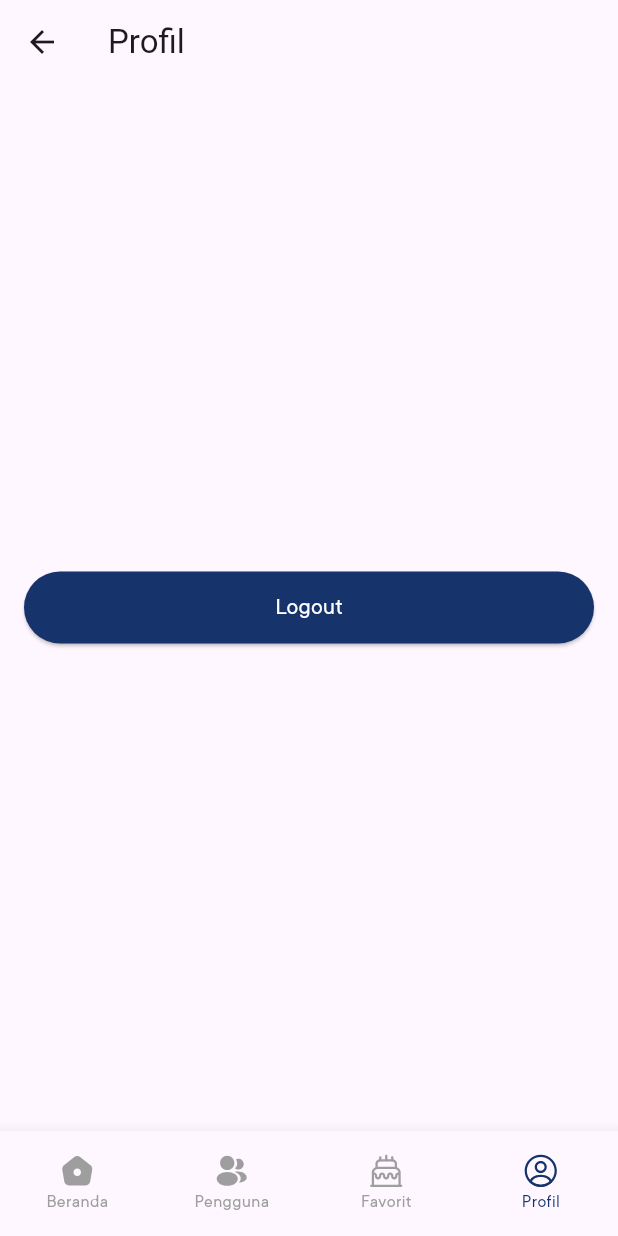
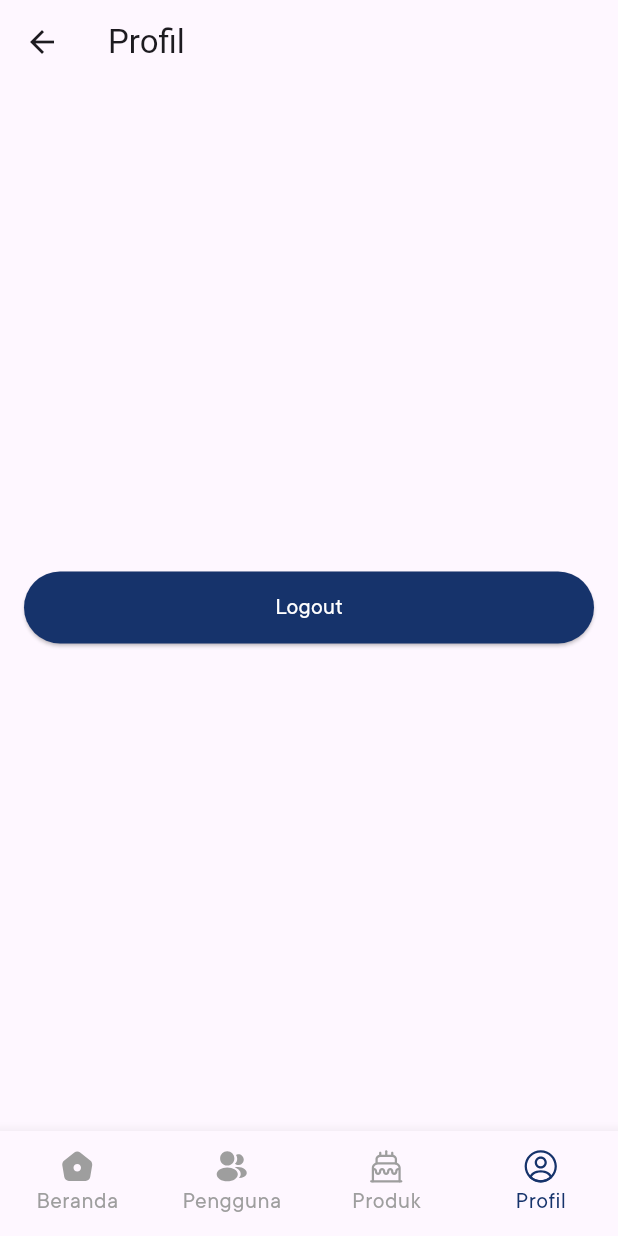
Before and after one commit to sendhyrama/bakehouse_admin, a Flutter app: the NavbarAdmin screen opened by its route, item 4 of the bottom bar chosen, on a phone screen of 412 x 824 dp. Run offline on Flutter 3.47's test engine with Material 3 defaults, Android fonts, the phone set to English and light mode, and no system bars; our stand-ins replace cloud_firestore, firebase_auth, firebase_core, flutter_riverpod, flutter_svg, shared_preferences; accounts and stored records are empty.

Commit message:
feat(ui): changed bottom navbar props and text styles

```diff
--- a/lib/widgets/bottom_navbar.dart
+++ b/lib/widgets/bottom_navbar.dart
@@ -8,8 +8,9 @@ class BottomNavBar extends StatelessWidget {
   final Function(int) onItemTapped;
   final double height;
 
-  BottomNavBar(
-      {required this.selectedIndex,
+  const BottomNavBar(
+      {super.key,
+      required this.selectedIndex,
       required this.onItemTapped,
       this.height = 70.0});
 
@@ -32,7 +33,7 @@ class BottomNavBar extends StatelessWidget {
           ),
           BottomNavigationBarItem(
             icon: _buildSvgIcon("assets/icons/produk.svg", 2),
-            label: 'Favorit',
+            label: 'Produk',
           ),
           BottomNavigationBarItem(
             icon: _buildSvgIcon("assets/icons/profil.svg", 3),
@@ -41,9 +42,8 @@ class BottomNavBar extends StatelessWidget {
         ],
         selectedItemColor: PrimaryColor.c8,
         unselectedItemColor: Colors.grey,
-        showUnselectedLabels: true,
-        selectedLabelStyle: TextStyles.b2.copyWith(color: PrimaryColor.c8),
-        unselectedLabelStyle: TextStyles.b2.copyWith(color: Colors.grey),
+        selectedLabelStyle: TextStyles.b1.copyWith(color: PrimaryColor.c8),
+        unselectedLabelStyle: TextStyles.b1.copyWith(color: Colors.grey),
       ),
     );
   }
```
